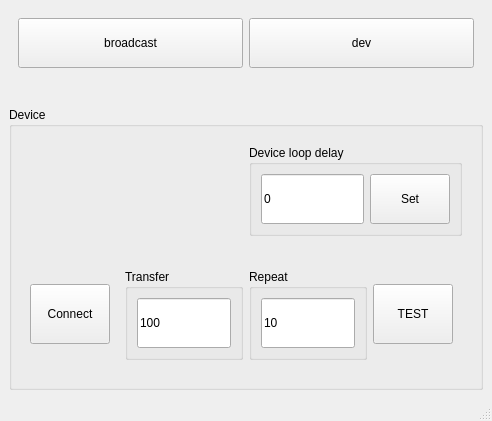
Qt form tcp_udp/udp_broad/mainwindow.ui (saibi/qt) before a commit.
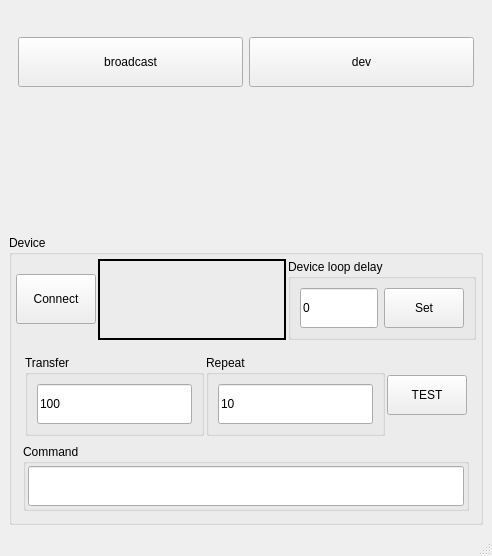
The same form after that commit. Custom widgets are drawn as their Qt base class.

Commit message: tcp packet #3: command line test

Patch:
```diff
--- a/tcp_udp/udp_broad/mainwindow.ui
+++ b/tcp_udp/udp_broad/mainwindow.ui
@@ -7,7 +7,7 @@
     <x>0</x>
     <y>0</y>
     <width>492</width>
-    <height>421</height>
+    <height>556</height>
    </rect>
   </property>
   <property name="windowTitle">
@@ -59,11 +59,66 @@
        <string>Device</string>
       </property>
       <layout class="QVBoxLayout" name="verticalLayout_2">
+       <property name="spacing">
+        <number>2</number>
+       </property>
+       <property name="leftMargin">
+        <number>2</number>
+       </property>
+       <property name="topMargin">
+        <number>2</number>
+       </property>
+       <property name="rightMargin">
+        <number>2</number>
+       </property>
+       <property name="bottomMargin">
+        <number>2</number>
+       </property>
        <item>
         <widget class="QWidget" name="widget_2" native="true">
-         <layout class="QHBoxLayout" name="horizontalLayout_3" stretch="5,5">
+         <layout class="QHBoxLayout" name="horizontalLayout_3" stretch="0,5,5">
+          <property name="spacing">
+           <number>2</number>
+          </property>
+          <property name="leftMargin">
+           <number>2</number>
+          </property>
+          <property name="topMargin">
+           <number>2</number>
+          </property>
+          <property name="rightMargin">
+           <number>2</number>
+          </property>
+          <property name="bottomMargin">
+           <number>2</number>
+          </property>
+          <item>
+           <widget class="QPushButton" name="pushButton_connect">
+            <property name="enabled">
+             <bool>true</bool>
+            </property>
+            <property name="minimumSize">
+             <size>
+              <width>0</width>
+              <height>50</height>
+             </size>
+            </property>
+            <property name="text">
+             <string>Connect</string>
+            </property>
+            <property name="checkable">
+             <bool>true</bool>
+            </property>
+           </widget>
+          </item>
           <item>
            <widget class="QLabel" name="label_ip">
+            <property name="frameShape">
+             <enum>QFrame::Panel</enum>
+            </property>
+            <property name="lineWidth">
+             <number>2</number>
+            </property>
             <property name="text">
              <string/>
             </property>
@@ -80,7 +135,7 @@
                <property name="minimumSize">
                 <size>
                  <width>0</width>
-                 <height>50</height>
+                 <height>40</height>
                 </size>
                </property>
                <property name="text">
@@ -93,7 +148,7 @@
                <property name="minimumSize">
                 <size>
                  <width>0</width>
-                 <height>50</height>
+                 <height>40</height>
                 </size>
                </property>
                <property name="text">
@@ -108,30 +163,26 @@
         </widget>
        </item>
        <item>
-        <widget class="QWidget" name="widget" native="true">
-         <layout class="QHBoxLayout" name="horizontalLayout">
+        <widget class="QWidget" name="widget_tcp_test" native="true">
+         <layout class="QVBoxLayout" name="verticalLayout_3">
           <item>
-           <widget class="QPushButton" name="pushButton_connect">
-            <property name="enabled">
-             <bool>true</bool>
-            </property>
-            <property name="minimumSize">
-             <size>
-              <width>0</width>
-              <height>60</height>
-             </size>
-            </property>
-            <property name="text">
-             <string>Connect</string>
-            </property>
-            <property name="checkable">
-             <bool>true</bool>
-            </property>
-           </widget>
-          </item>
-          <item>
-           <widget class="QWidget" name="widget_tcp_test" native="true">
+           <widget class="QWidget" name="widget_transfer_test" native="true">
             <layout class="QHBoxLayout" name="horizontalLayout_6">
+             <property name="spacing">
+              <number>2</number>
+             </property>
+             <property name="leftMargin">
+              <number>2</number>
+             </property>
+             <property name="topMargin">
+              <number>2</number>
+             </property>
+             <property name="rightMargin">
+              <number>2</number>
+             </property>
+             <property name="bottomMargin">
+              <number>2</number>
+             </property>
              <item>
               <widget class="QGroupBox" name="groupBox_2">
                <property name="title">
@@ -143,7 +194,7 @@
                   <property name="minimumSize">
                    <size>
                     <width>0</width>
-                    <height>50</height>
+                    <height>40</height>
                    </size>
                   </property>
                   <property name="text">
@@ -165,7 +216,7 @@
                   <property name="minimumSize">
                    <size>
                     <width>0</width>
-                    <height>50</height>
+                    <height>40</height>
                    </size>
                   </property>
                   <property name="text">
@@ -181,7 +232,7 @@
                <property name="minimumSize">
                 <size>
                  <width>0</width>
-                 <height>60</height>
+                 <height>40</height>
                 </size>
                </property>
                <property name="text">
@@ -192,6 +243,40 @@
             </layout>
            </widget>
           </item>
+          <item>
+           <widget class="QGroupBox" name="groupBox_command">
+            <property name="title">
+             <string>Command</string>
+            </property>
+            <layout class="QHBoxLayout" name="horizontalLayout_8">
+             <property name="spacing">
+              <number>2</number>
+             </property>
+             <property name="leftMargin">
+              <number>2</number>
+             </property>
+             <property name="topMargin">
+              <number>2</number>
+             </property>
+             <property name="rightMargin">
+              <number>2</number>
+             </property>
+             <property name="bottomMargin">
+              <number>2</number>
+             </property>
+             <item>
+              <widget class="QLineEdit" name="lineEdit_command">
+               <property name="minimumSize">
+                <size>
+                 <width>0</width>
+                 <height>40</height>
+                </size>
+               </property>
+              </widget>
+             </item>
+            </layout>
+           </widget>
+          </item>
          </layout>
         </widget>
        </item>
```
The commit also changes 2 other files.
